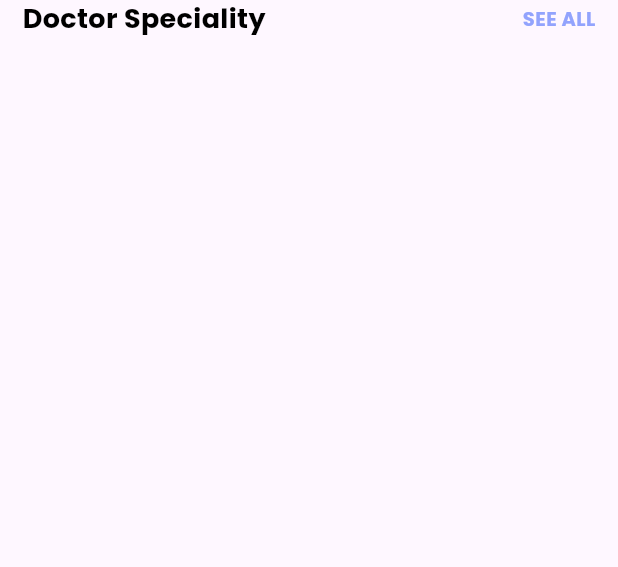
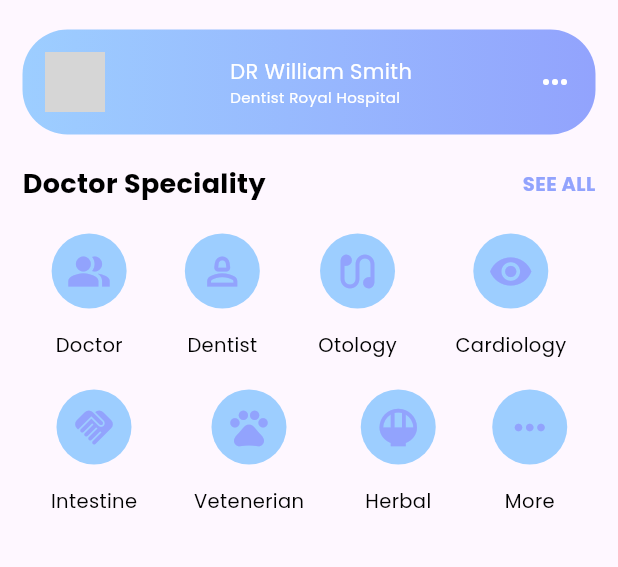
Before and after one commit to Abisheik-Raj/medical_appointment-flutter, a Flutter app: the MainPage screen opened by its route, on a phone screen of 412 x 824 dp, the part 260-827 px from its top. Run offline on Flutter 3.47's test engine with Material 3 defaults, Android fonts, the phone set to English and light mode, and no system bars; network calls fail; grey boxes are pictures that could not be loaded.

Commit message:
screen added

```diff
--- a/lib/components/appointment_component.dart
+++ b/lib/components/appointment_component.dart
@@ -5,6 +5,48 @@ class AppointmentComponent extends StatelessWidget {
 
   @override
   Widget build(BuildContext context) {
-    return Container();
+    return Container(
+        padding: const EdgeInsets.all(15),
+        width: double.infinity,
+        decoration: BoxDecoration(
+            gradient: const LinearGradient(
+                begin: Alignment.centerRight,
+                end: Alignment.centerLeft,
+                colors: [
+                  Color.fromRGBO(146, 163, 253, 1),
+                  Color.fromRGBO(157, 206, 255, 1),
+                ]),
+            color: Colors.white,
+            borderRadius: BorderRadius.circular(30)),
+        child: const Row(
+          mainAxisAlignment: MainAxisAlignment.spaceBetween,
+          children: [
+            CircleAvatar(
+              backgroundImage: NetworkImage(
+                  "https://imgs.search.brave.com/gNfL90ggO5Q6n7GlTN5OMzlehoxYKWIHJ2qPLh_CCWs/rs:fit:500:0:0/g:ce/aHR0cHM6Ly9pbWcu/ZnJlZXBpay5jb20v/ZnJlZS1wc2QvM2Qt/aWxsdXN0cmF0aW9u/LWh1bWFuLWF2YXRh/ci1wcm9maWxlXzIz/LTIxNTA2NzExMzQu/anBnP3NpemU9NjI2/JmV4dD1qcGc"),
+            ),
+            Column(
+              crossAxisAlignment: CrossAxisAlignment.start,
+              children: [
+                Text(
+                  "DR William Smith",
+                  style: TextStyle(
+                      color: Colors.white, fontFamily: "PoppinsRegular"),
+                ),
+                Text(
+                  "Dentist Royal Hospital",
+                  style: TextStyle(
+                      fontSize: 10,
+                      color: Colors.white,
+                      fontFamily: "PoppinsRegular"),
+                )
+              ],
+            ),
+            Icon(
+              Icons.more_horiz_outlined,
+              color: Colors.white,
+            )
+          ],
+        ));
   }
 }
--- /dev/null
+++ b/lib/components/doctor_speciality_component.dart
@@ -0,0 +1,35 @@
+import "package:flutter/material.dart";
+
+class DoctorSpeciality extends StatelessWidget {
+  final IconData icon;
+  final String text;
+  const DoctorSpeciality({super.key, required this.icon, required this.text});
+
+  @override
+  Widget build(BuildContext context) {
+    return Column(
+      children: [
+        Container(
+            height: 50,
+            width: 50,
+            decoration: BoxDecoration(
+                color: const Color.fromRGBO(157, 206, 255, 1),
+                borderRadius: BorderRadius.circular(50)),
+            child: Icon(
+              icon,
+              size: 30,
+              color: const Color.fromRGBO(146, 163, 253, 1),
+            )),
+        const SizedBox(
+          height: 15,
+        ),
+        Text(text,
+            overflow: TextOverflow.ellipsis,
+            style: const TextStyle(
+                fontFamily: "PoppinsRegular",
+                fontSize: 13,
+                color: Colors.black))
+      ],
+    );
+  }
+}
--- a/lib/pages/main_page.dart
+++ b/lib/pages/main_page.dart
@@ -1,3 +1,5 @@
+import "package:appointment_app/components/appointment_component.dart";
+import "package:appointment_app/components/doctor_speciality_component.dart";
 import "package:flutter/material.dart";
 
 class MainPage extends StatelessWidget {
@@ -93,6 +95,13 @@ class MainPage extends StatelessWidget {
                 ),
               ],
             ),
+            SizedBox(
+              height: 20,
+            ),
+            AppointmentComponent(),
+            SizedBox(
+              height: 20,
+            ),
             Row(
               mainAxisAlignment: MainAxisAlignment.spaceBetween,
               children: [
@@ -109,7 +118,55 @@ class MainPage extends StatelessWidget {
                       fontFamily: "PoppinsBold"),
                 ),
               ],
-            )
+            ),
+            SizedBox(
+              height: 20,
+            ),
+            Row(
+              mainAxisAlignment: MainAxisAlignment.spaceAround,
+              children: [
+                DoctorSpeciality(
+                  icon: Icons.people_alt,
+                  text: "Doctor",
+                ),
+                DoctorSpeciality(
+                  icon: Icons.person_2_outlined,
+                  text: "Dentist",
+                ),
+                DoctorSpeciality(
+                  icon: Icons.earbuds,
+                  text: "Otology",
+                ),
+                DoctorSpeciality(
+                  icon: Icons.remove_red_eye,
+                  text: "Cardiology",
+                )
+              ],
+            ),
+            SizedBox(
+              height: 20,
+            ),
+            Row(
+              mainAxisAlignment: MainAxisAlignment.spaceAround,
+              children: [
+                DoctorSpeciality(
+                  icon: Icons.handshake,
+                  text: "Intestine",
+                ),
+                DoctorSpeciality(
+                  icon: Icons.pets,
+                  text: "Vetenerian",
+                ),
+                DoctorSpeciality(
+                  icon: Icons.rice_bowl,
+                  text: "Herbal",
+                ),
+                DoctorSpeciality(
+                  icon: Icons.more_horiz,
+                  text: "More",
+                )
+              ],
+            ),
           ],
         ),
       ),
```
